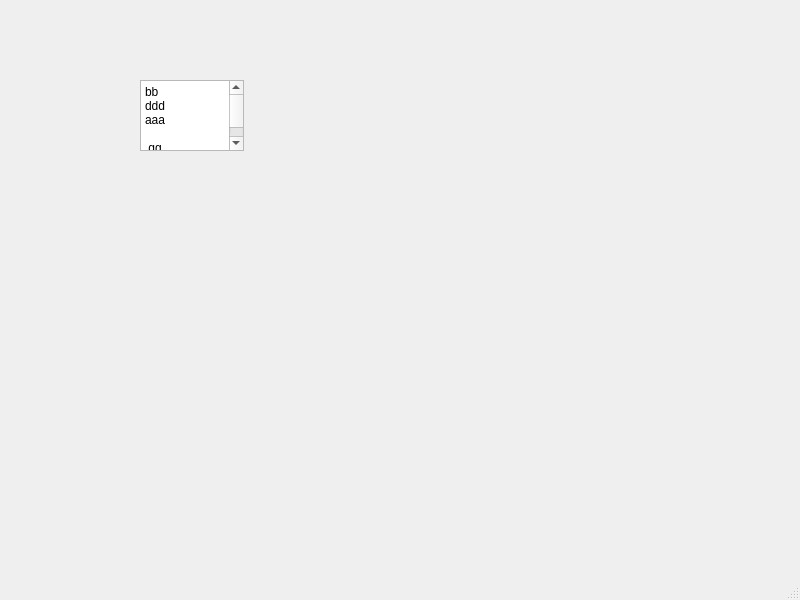
Above: ui/mainwindow.ui from salco/NoteEditorRPGMMV before the change. Below: the same form after it.
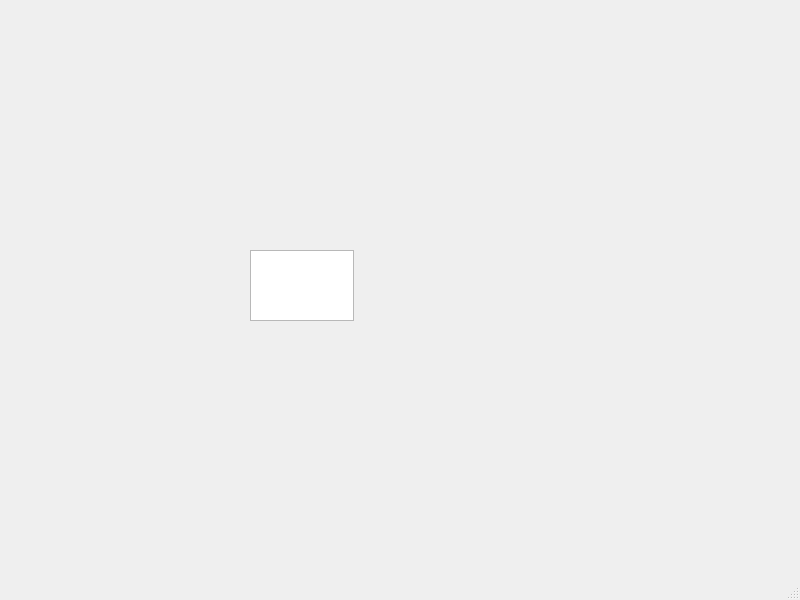
That is the form after the change. Custom widgets are drawn as their Qt base class.

Commit message: fix issue on ui not generated and promote text editor into ui

```diff
--- a/ui/mainwindow.ui
+++ b/ui/mainwindow.ui
@@ -14,25 +14,15 @@
    <string>MainWindow</string>
   </property>
   <widget class="QWidget" name="centralwidget">
-   <widget class="QPlainTextEdit" name="CodeEditor">
+   <widget class="CodeEditor" name="plainTextEdit">
     <property name="geometry">
      <rect>
-      <x>140</x>
-      <y>80</y>
+      <x>250</x>
+      <y>250</y>
       <width>104</width>
       <height>71</height>
      </rect>
     </property>
-    <property name="lineWrapMode">
-     <enum>QPlainTextEdit::NoWrap</enum>
-    </property>
-    <property name="plainText">
-     <string>bb
-ddd
-aaa
-
- gg</string>
-    </property>
    </widget>
   </widget>
   <widget class="QMenuBar" name="menubar">
@@ -47,6 +37,13 @@
   </widget>
   <widget class="QStatusBar" name="statusbar"/>
  </widget>
+ <customwidgets>
+  <customwidget>
+   <class>CodeEditor</class>
+   <extends>QPlainTextEdit</extends>
+   <header>codeeditor.h</header>
+  </customwidget>
+ </customwidgets>
  <resources/>
  <connections/>
 </ui>
```
The commit also changes 1 other file.
